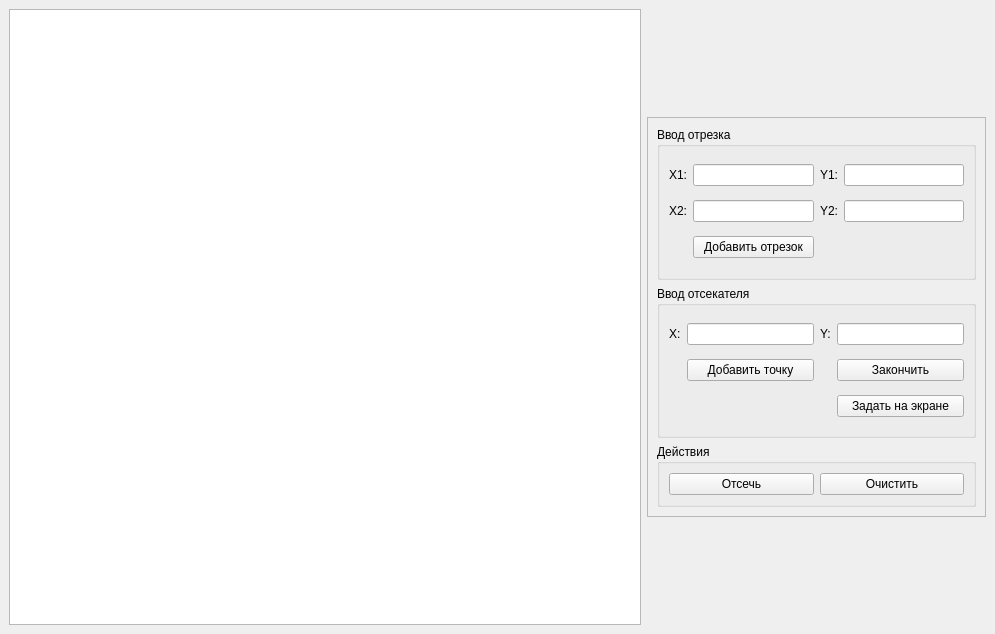
Above: lab_8/design.ui from Demix361/Computer-Graphics before the change. Below: the same form after it.
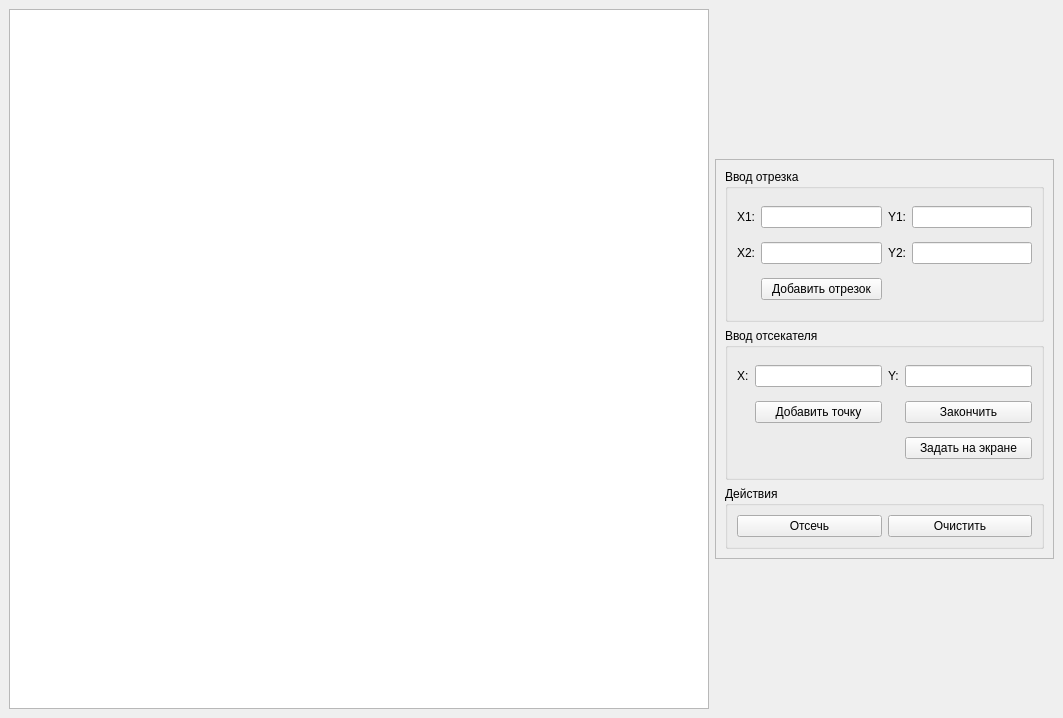
That is the form after the change.

The edit to the form file:
```diff
--- a/lab_8/design.ui
+++ b/lab_8/design.ui
@@ -6,8 +6,8 @@
    <rect>
     <x>0</x>
     <y>0</y>
-    <width>995</width>
-    <height>634</height>
+    <width>1063</width>
+    <height>718</height>
    </rect>
   </property>
   <property name="sizePolicy">
```
